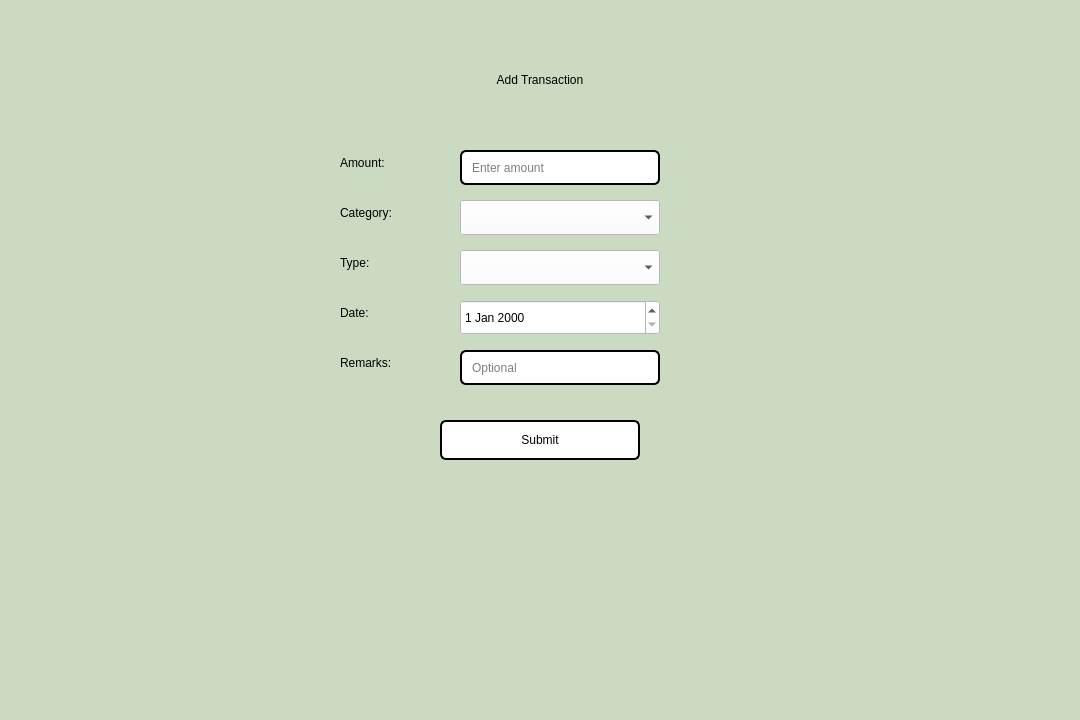
Old version of the form transactions.ui in the repository aasishhumagain/BudgetBuddy.
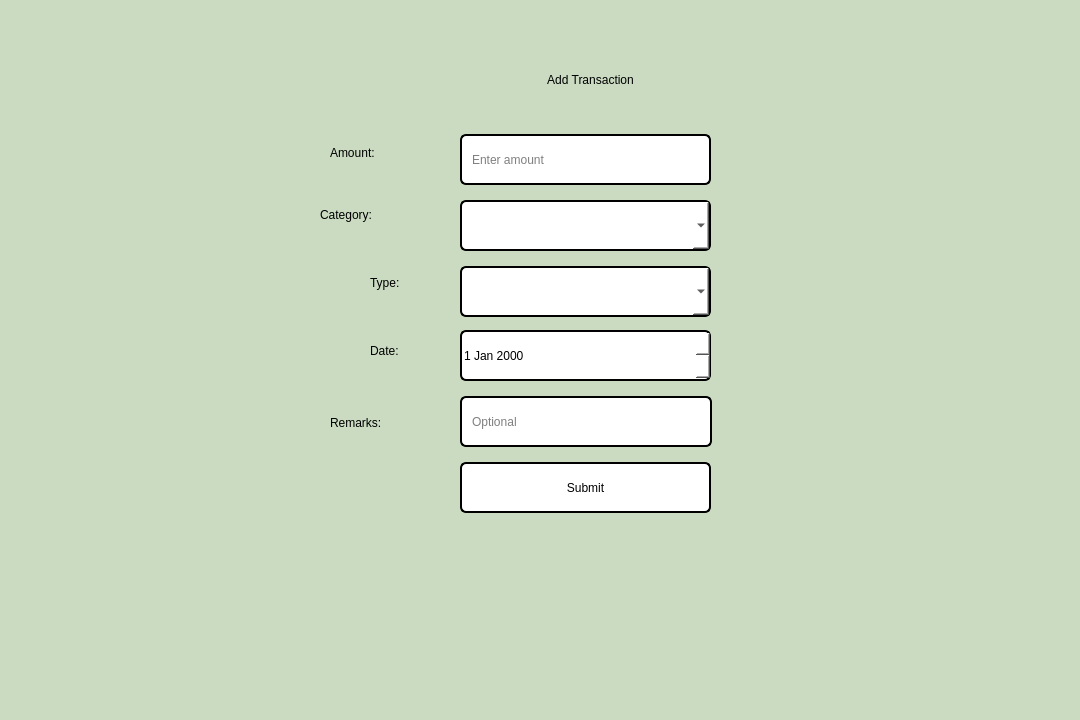
New version of the form.

Diff of the .ui file:
```diff
--- a/transactions.ui
+++ b/transactions.ui
@@ -23,9 +23,9 @@
   <widget class="QLabel" name="labelTitle">
    <property name="geometry">
     <rect>
-     <x>440</x>
+     <x>400</x>
      <y>60</y>
-     <width>200</width>
+     <width>381</width>
      <height>40</height>
     </rect>
    </property>
@@ -47,9 +47,9 @@
   <widget class="QLabel" name="labelAmount">
    <property name="geometry">
     <rect>
-     <x>340</x>
-     <y>150</y>
-     <width>100</width>
+     <x>330</x>
+     <y>140</y>
+     <width>111</width>
      <height>25</height>
     </rect>
    </property>
@@ -69,9 +69,9 @@
    <property name="geometry">
     <rect>
      <x>460</x>
-     <y>150</y>
-     <width>200</width>
-     <height>35</height>
+     <y>134</y>
+     <width>251</width>
+     <height>51</height>
     </rect>
    </property>
    <property name="placeholderText">
@@ -96,10 +96,10 @@
   <widget class="QLabel" name="labelCategory">
    <property name="geometry">
     <rect>
-     <x>340</x>
-     <y>200</y>
-     <width>100</width>
-     <height>25</height>
+     <x>320</x>
+     <y>194</y>
+     <width>111</width>
+     <height>41</height>
     </rect>
    </property>
    <property name="text">
@@ -119,16 +119,18 @@
     <rect>
      <x>460</x>
      <y>200</y>
-     <width>200</width>
-     <height>35</height>
+     <width>251</width>
+     <height>51</height>
     </rect>
    </property>
    <property name="styleSheet">
     <string notr="true">
-     font: 600 11pt "Segoe UI";
+     font: 600 11pt &quot;Segoe UI&quot;;
      background: white;
      color: rgb(0, 0, 0);
-   </string>
+        border-radius: 6px;
+  border: 2px solid black;
+     </string>
    </property>
   </widget>
 
@@ -136,8 +138,8 @@
   <widget class="QLabel" name="labelType">
    <property name="geometry">
     <rect>
-     <x>340</x>
-     <y>250</y>
+     <x>370</x>
+     <y>270</y>
      <width>100</width>
      <height>25</height>
     </rect>
@@ -158,17 +160,18 @@
    <property name="geometry">
     <rect>
      <x>460</x>
-     <y>250</y>
-     <width>200</width>
-     <height>35</height>
+     <y>266</y>
+     <width>251</width>
+     <height>51</height>
     </rect>
    </property>
    <property name="styleSheet">
     <string notr="true">
-     font: 600 11pt "Segoe UI";
+     font: 600 11pt &quot;Segoe UI&quot;;
      background: white;
      color: rgb(0, 0, 0);
-   </string>
+     border: 2px solid black;
+     border-radius: 6px;</string>
    </property>
   </widget>
 
@@ -176,10 +179,10 @@
   <widget class="QLabel" name="labelDate">
    <property name="geometry">
     <rect>
-     <x>340</x>
-     <y>300</y>
-     <width>100</width>
-     <height>25</height>
+     <x>370</x>
+     <y>330</y>
+     <width>131</width>
+     <height>41</height>
     </rect>
    </property>
    <property name="text">
@@ -198,16 +201,18 @@
    <property name="geometry">
     <rect>
      <x>460</x>
-     <y>300</y>
-     <width>200</width>
-     <height>35</height>
+     <y>330</y>
+     <width>251</width>
+     <height>51</height>
     </rect>
    </property>
    <property name="styleSheet">
     <string notr="true">
-     font: 600 11pt "Segoe UI";
+     font: 600 11pt &quot;Segoe UI&quot;;
      background: white;
      color: rgb(0, 0, 0);
+  border: 2px solid black;
+     border-radius: 6px;
    </string>
    </property>
   </widget>
@@ -216,8 +221,8 @@
   <widget class="QLabel" name="labelRemarks">
    <property name="geometry">
     <rect>
-     <x>340</x>
-     <y>350</y>
+     <x>330</x>
+     <y>410</y>
      <width>100</width>
      <height>25</height>
     </rect>
@@ -238,9 +243,9 @@
    <property name="geometry">
     <rect>
      <x>460</x>
-     <y>350</y>
-     <width>200</width>
-     <height>35</height>
+     <y>396</y>
+     <width>252</width>
+     <height>51</height>
     </rect>
    </property>
    <property name="placeholderText">
@@ -262,10 +267,10 @@
   <widget class="QPushButton" name="buttonSubmit">
    <property name="geometry">
     <rect>
-     <x>440</x>
-     <y>420</y>
-     <width>200</width>
-     <height>40</height>
+     <x>460</x>
+     <y>462</y>
+     <width>251</width>
+     <height>51</height>
     </rect>
    </property>
    <property name="text">
```
Left out of the diff: 159 changed lines with no effect on the pictures.
